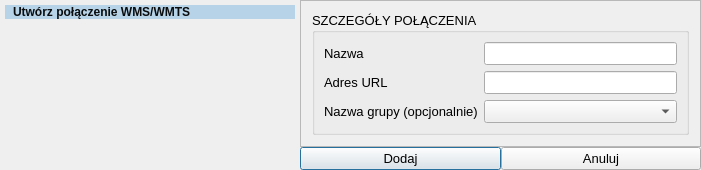
Qt form Wms_wmts/DODAJ_WMS_WMTS.ui (GIAPspzoo/GIAP_PolaMap_lite) before a commit.
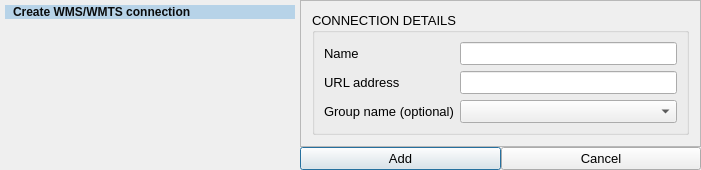
The same form after that commit. Icons and pictures are not drawn.

The edit to the form file:
```diff
--- a/Wms_wmts/DODAJ_WMS_WMTS.ui
+++ b/Wms_wmts/DODAJ_WMS_WMTS.ui
@@ -10,7 +10,7 @@
     <x>0</x>
     <y>0</y>
     <width>701</width>
-    <height>167</height>
+    <height>169</height>
    </rect>
   </property>
   <property name="sizePolicy">
@@ -83,14 +83,14 @@
         <enum>Qt::LeftToRight</enum>
        </property>
        <property name="text">
-        <string>Dodaj</string>
+        <string>Add</string>
        </property>
       </widget>
      </item>
      <item>
       <widget class="QPushButton" name="close_btn">
        <property name="text">
-        <string>Anuluj</string>
+        <string>Cancel</string>
        </property>
       </widget>
      </item>
@@ -145,7 +145,7 @@
           <item row="0" column="0">
            <widget class="QGroupBox" name="DodajWMS_WMTS">
             <property name="title">
-             <string>SZCZEGÓŁY POŁĄCZENIA</string>
+             <string>CONNECTION DETAILS</string>
             </property>
             <layout class="QGridLayout" name="gridLayout_3">
              <item row="0" column="1">
@@ -158,14 +158,14 @@
              <item row="0" column="0">
               <widget class="QLabel" name="label_17">
                <property name="text">
-                <string>Nazwa</string>
+                <string>Name</string>
                </property>
               </widget>
              </item>
              <item row="1" column="0">
               <widget class="QLabel" name="label_15">
                <property name="text">
-                <string>Adres URL</string>
+                <string>URL address</string>
                </property>
               </widget>
              </item>
@@ -179,7 +179,7 @@
              <item row="2" column="0">
               <widget class="QLabel" name="label_group">
                <property name="text">
-                <string>Nazwa grupy (opcjonalnie)</string>
+                <string>Group name (optional)</string>
                </property>
               </widget>
              </item>
@@ -269,7 +269,7 @@
    padding-right: 5px;</string>
         </property>
         <property name="text">
-         <string>Utwórz połączenie WMS/WMTS</string>
+         <string>Create WMS/WMTS connection</string>
         </property>
        </widget>
       </item>
```
Left out of the diff: 2 changed lines with no effect on the pictures.
